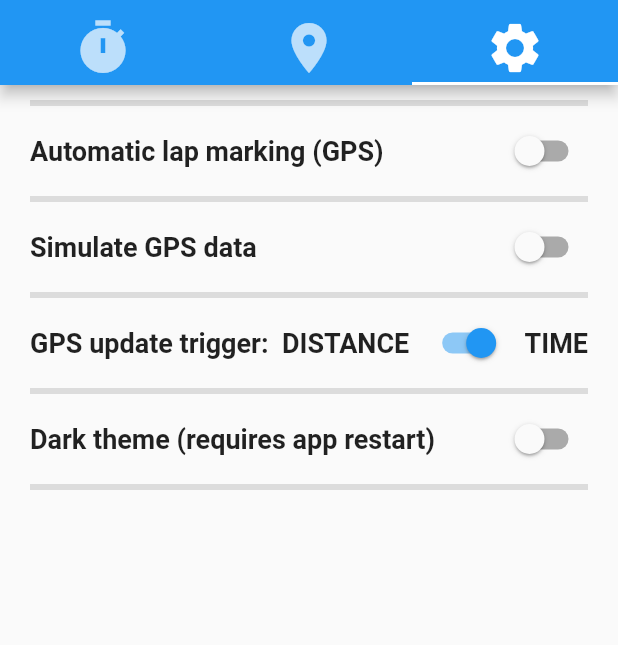
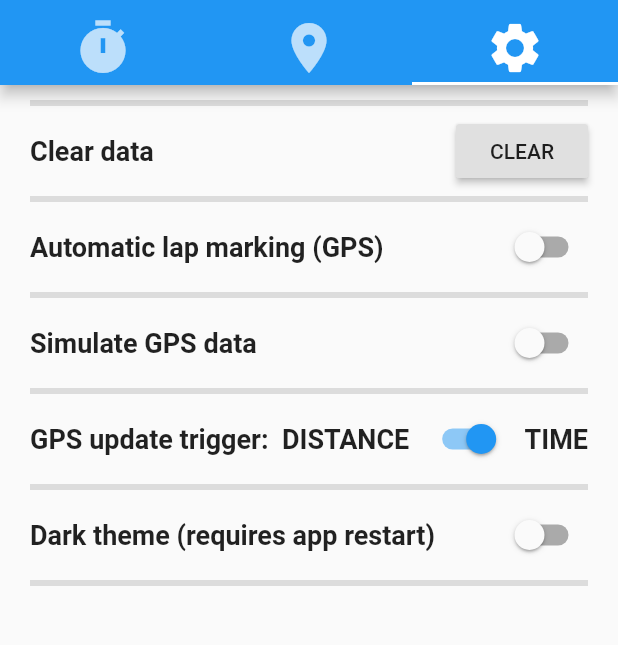
Before and after one commit to markleavitt/karstimer, a Flutter app: the screen it shows after launch, tab 3 chosen, on a phone screen of 412 x 824 dp, the part 71-716 px from its top. Run offline on Flutter 3.47's test engine with Material 2 defaults, Android fonts, the phone set to English and light mode, and no system bars; our stand-ins replace geolocator, google_maps_flutter, shared_preferences.

Commit message:
Updated logo

```diff
--- a/lib/tab_settings.dart
+++ b/lib/tab_settings.dart
@@ -17,6 +17,22 @@ class _TabSettingsState extends State<TabSettings> {
       padding: const EdgeInsets.symmetric(vertical: 4.0, horizontal: 20.0),
       child: Column(
         children: [
+          Divider(
+            thickness: 4,
+          ),
+          Row(
+            mainAxisAlignment: MainAxisAlignment.spaceBetween,
+            crossAxisAlignment: CrossAxisAlignment.center,
+            children: [
+              Text("Clear data", style: kLapButtonStyle),
+              RaisedButton(
+                child: Text('CLEAR'),
+                onPressed: () {
+                  myRaceData.clearData();
+                },
+              )
+            ],
+          ),
           Divider(
             thickness: 4,
           ),
```
Also changed, not shown: lib/race_data.dart (+6 -3 lines), images/KarsTimer.png (added), images/car.png (deleted), 17 other files.
